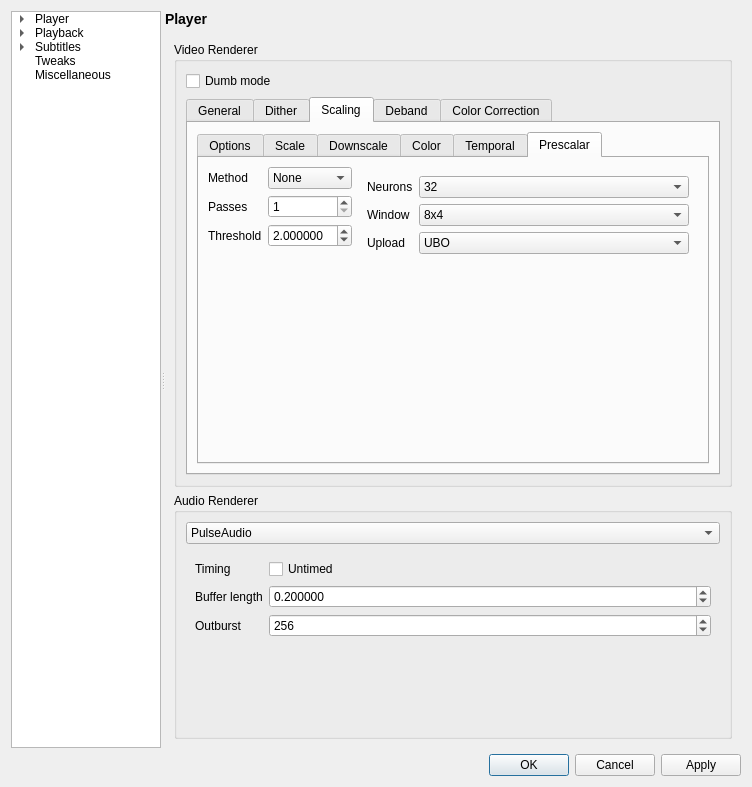
The window that settingswindow.ui (mpc-qt/mpc-qt) describes before a commit, drawn with Qt 5.
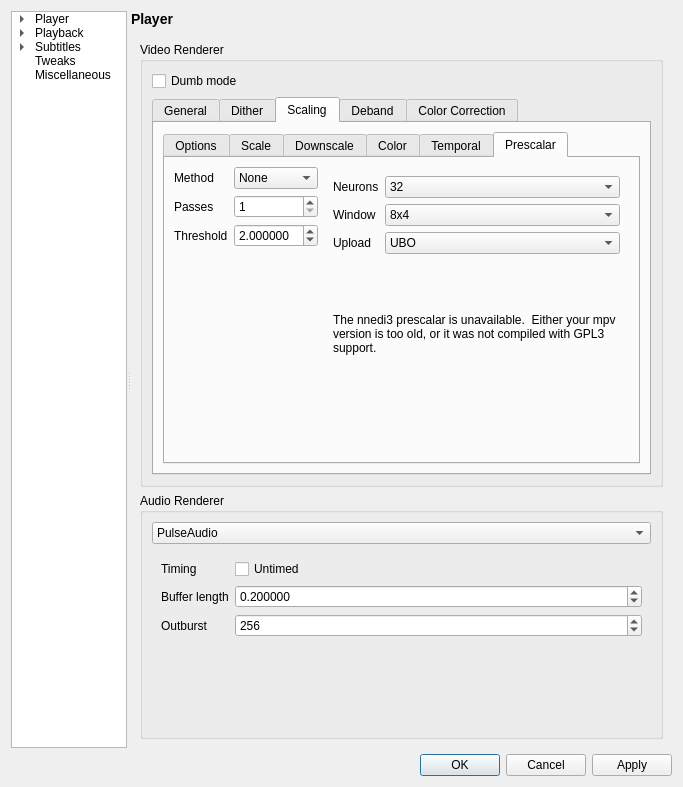
The same window after the commit. The open tabs and pages were chosen to show the change. Icons and pictures are not drawn.

Commit message:
settingswindow.ui: Add notice about nneedi3 support unavailability
Reminder that mpv must be compiled with --enable-gpl3 for nnedi3 support
to work. (at least for now.)

Diff of the .ui file:
```diff
--- a/settingswindow.ui
+++ b/settingswindow.ui
@@ -6,7 +6,7 @@
    <rect>
     <x>0</x>
     <y>0</y>
-    <width>752</width>
+    <width>683</width>
     <height>787</height>
    </rect>
   </property>
@@ -3054,10 +3054,9 @@
                          </layout>
                         </widget>
                         <widget class="QWidget" name="nnedi3Page">
-                         <layout class="QFormLayout" name="formLayout_24">
-                          <property name="fieldGrowthPolicy">
-                           <enum>QFormLayout::AllNonFixedFieldsGrow</enum>
-                          </property>
+                         <layout class="QVBoxLayout" name="verticalLayout_35">
+                          <item>
+                           <layout class="QFormLayout" name="formLayout_16">
                           <item row="0" column="0">
                            <widget class="QLabel" name="label_122">
                             <property name="text">
@@ -3132,6 +3131,21 @@
                               <string>Shader</string>
                              </property>
                             </item>
+                             </widget>
+                            </item>
+                           </layout>
+                          </item>
+                          <item>
+                           <widget class="QLabel" name="nnedi3Unavailable">
+                            <property name="text">
+                             <string>The nnedi3 prescalar is unavailable.  Either your mpv version is too old, or it was not compiled with GPL3 support.</string>
+                            </property>
+                            <property name="alignment">
+                             <set>Qt::AlignLeading|Qt::AlignLeft|Qt::AlignTop</set>
+                            </property>
+                            <property name="wordWrap">
+                             <bool>true</bool>
+                            </property>
                            </widget>
                           </item>
                          </layout>
```
Left out of the diff: 8 changed lines with no effect on the pictures. Lines whose indentation alone changed are shown as unchanged. The commit also changes 2 other files.
